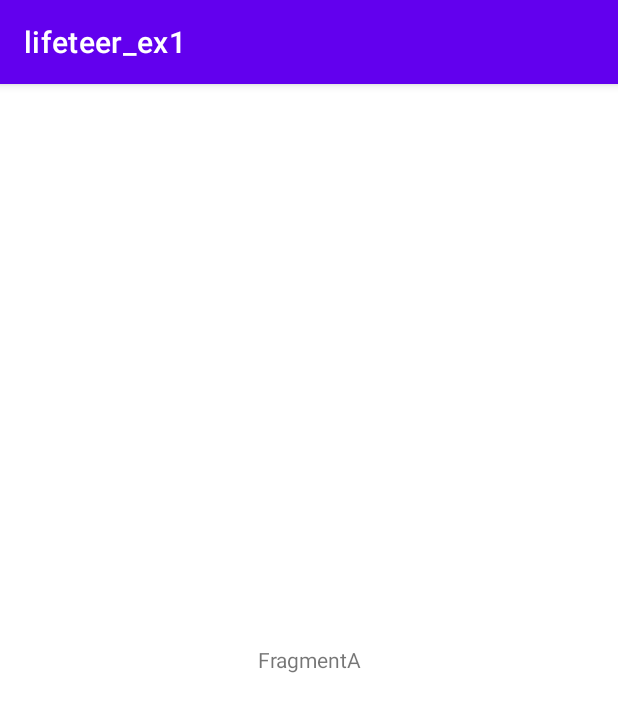
After one commit to jm991014/lifeteer_function, an Android app: the fragment LandingFragmentA shown on its own in the app's theme, on a phone screen of 412 x 824 dp. The commit adds this screen. Shown: the top 712 px of the screen. Run offline under Robolectric (Android 15) with nearby library versions, the phone set to English and light mode, and no system bars.

Commit message:
landingpage
landing page create

```diff
--- /dev/null
+++ b/lifeteer_ex1/app/src/main/java/com/example/lifeteer_ex1/LandingFragmentA.kt
@@ -0,0 +1,17 @@
+package com.example.lifeteer_ex1
+
+import android.os.Bundle
+import androidx.fragment.app.Fragment
+import android.view.LayoutInflater
+import android.view.View
+import android.view.ViewGroup
+
+class LandingFragmentA : Fragment() {
+    override fun onCreateView(
+        inflater: LayoutInflater, container: ViewGroup?,
+        savedInstanceState: Bundle?
+    ): View? {
+        // Inflate the layout for this fragment
+        return inflater.inflate(R.layout.fragment_landing_a, container, false)
+    }
+}
--- /dev/null
+++ b/lifeteer_ex1/app/src/main/res/layout/fragment_landing_a.xml
@@ -0,0 +1,15 @@
+<?xml version="1.0" encoding="utf-8"?>
+<FrameLayout xmlns:android="http://schemas.android.com/apk/res/android"
+    xmlns:tools="http://schemas.android.com/tools"
+    android:layout_width="match_parent"
+    android:layout_height="match_parent"
+    tools:context=".LandingFragmentA">
+
+    <!-- TODO: Update blank fragment layout -->
+    <TextView
+        android:layout_width="match_parent"
+        android:layout_height="match_parent"
+        android:gravity="center"
+        android:text="FragmentA" />
+
+</FrameLayout>
--- a/lifeteer_ex1/app/src/main/res/values/strings.xml
+++ b/lifeteer_ex1/app/src/main/res/values/strings.xml
@@ -1,3 +1,5 @@
 <resources>
     <string name="app_name">lifeteer_ex1</string>
+    <!-- TODO: Remove or change this placeholder text -->
+    <string name="hello_blank_fragment">Hello blank fragment</string>
 </resources>
```
Also changed, not shown: lifeteer_ex1/app/src/main/java/com/example/lifeteer_ex1/LandingFragmentB.kt (added, +19 -0 lines), lifeteer_ex1/app/src/main/java/com/example/lifeteer_ex1/LandingFragmentC.kt (added, +18 -0 lines), lifeteer_ex1/app/src/main/res/layout/fragment_landing_b.xml (added, +15 -0 lines), lifeteer_ex1/app/src/main/res/layout/fragment_landing_c.xml (added, +15 -0 lines).
